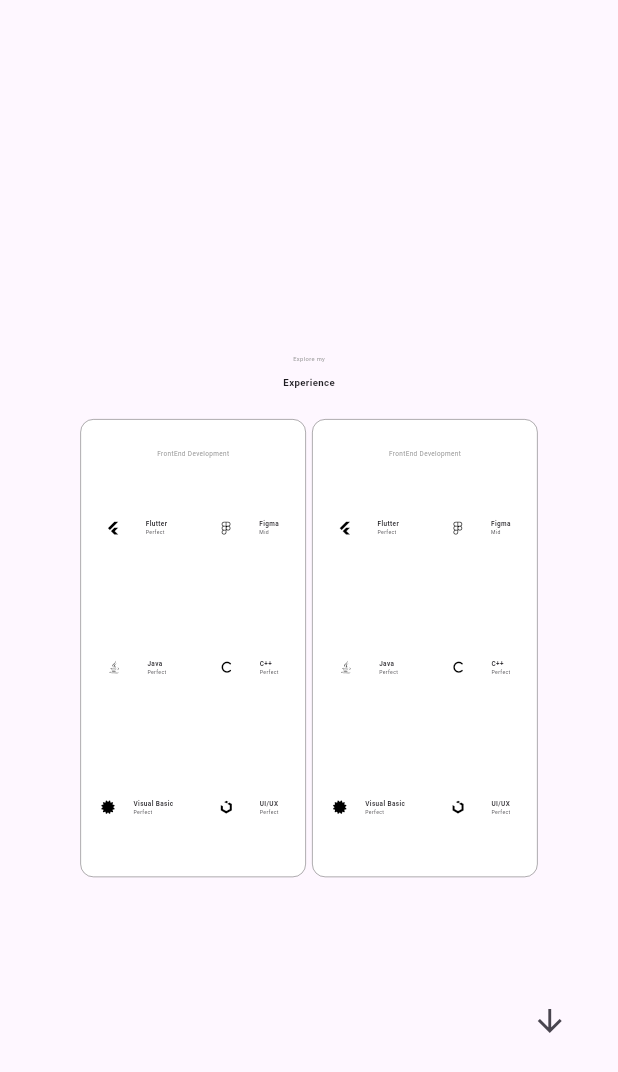
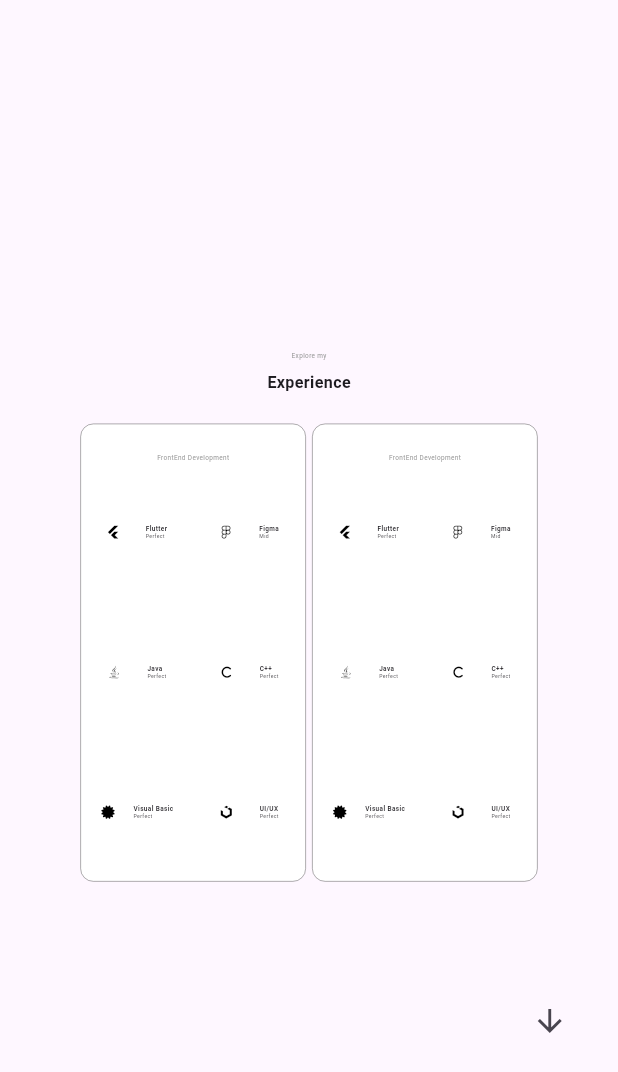
Before and after one commit to qutaiba-kot/Qutaiab-protofolio, a Flutter app: the screen it shows after launch, scrolled down 1728 dp, on a phone screen of 412 x 824 dp. Shown: the top 1072 px of the screen. Run offline on Flutter 3.47's test engine with Material 3 defaults, Android fonts, the phone set to English and light mode, and no system bars; our stand-ins replace flutter_bloc, flutter_screenutil, font_awesome_flutter.

Commit message:
adding some correspond between the titles

```diff
--- a/lib/features/Contact me/presentation/contact_me_page.dart
+++ b/lib/features/Contact me/presentation/contact_me_page.dart
@@ -19,7 +19,7 @@ class ContactMePage extends StatelessWidget {
             ),
             Text(
               "Contact Me",
-              style: TextStyle(fontSize: 66.sp, fontWeight: FontWeight.bold),
+              style: TextStyle(fontSize: 50.sp, fontWeight: FontWeight.bold),
             ),
             SizedBox(height: 50.h),
             Container(
--- a/lib/features/Experince/presentation/experience_page.dart
+++ b/lib/features/Experince/presentation/experience_page.dart
@@ -19,12 +19,12 @@ class ExperiencePage extends StatelessWidget {
                 SizedBox(height: 20.h),
                 Text(
                   "Explore my",
-                  style: TextStyle(fontSize: 18.sp, color: Colors.grey),
+                  style: TextStyle(fontSize: 20.sp, color: Colors.grey),
                 ),
                 SizedBox(height: 10.h),
                 Text(
                   "Experience",
-                  style: TextStyle(fontSize: 30.sp, fontWeight: FontWeight.bold),
+                  style: TextStyle(fontSize: 50.sp, fontWeight: FontWeight.bold),
                 ),
                 SizedBox(height: 20),
                 Row(
--- a/lib/features/Projects/presentation/project_page.dart
+++ b/lib/features/Projects/presentation/project_page.dart
@@ -22,7 +22,7 @@ class ProjectPage extends StatelessWidget {
                 Text(
                   "Projects",
                   style: TextStyle(
-                    fontSize: 66.sp,
+                    fontSize: 50.sp,
                     fontWeight: FontWeight.bold,
                   ),
                 ),
```
